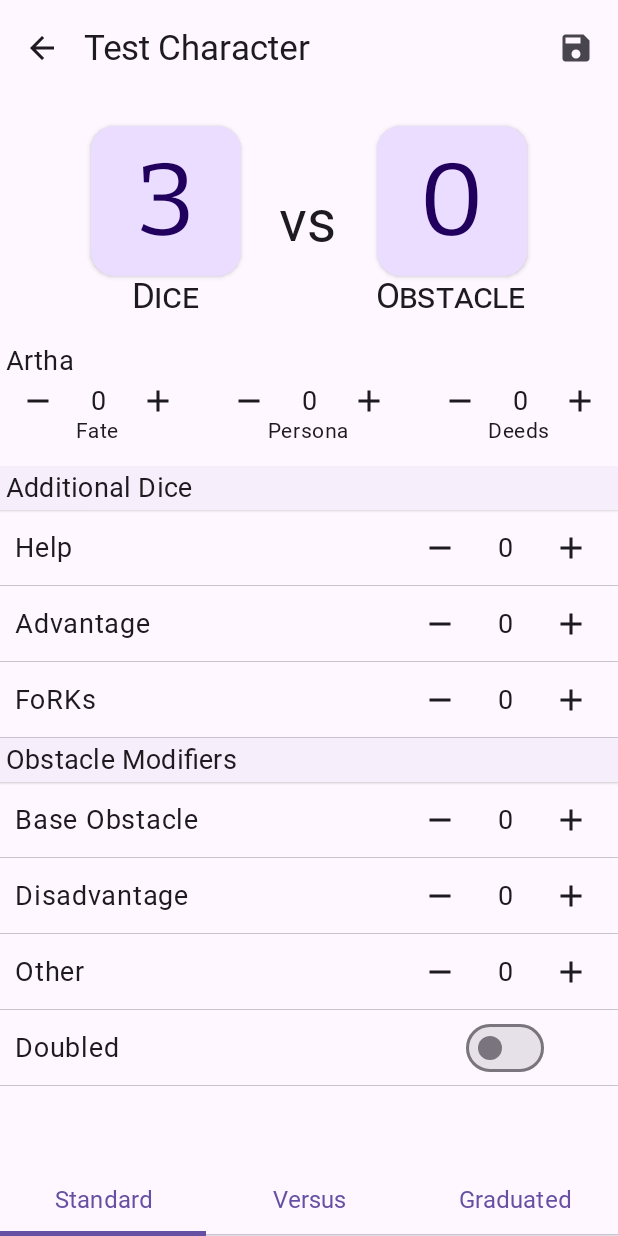
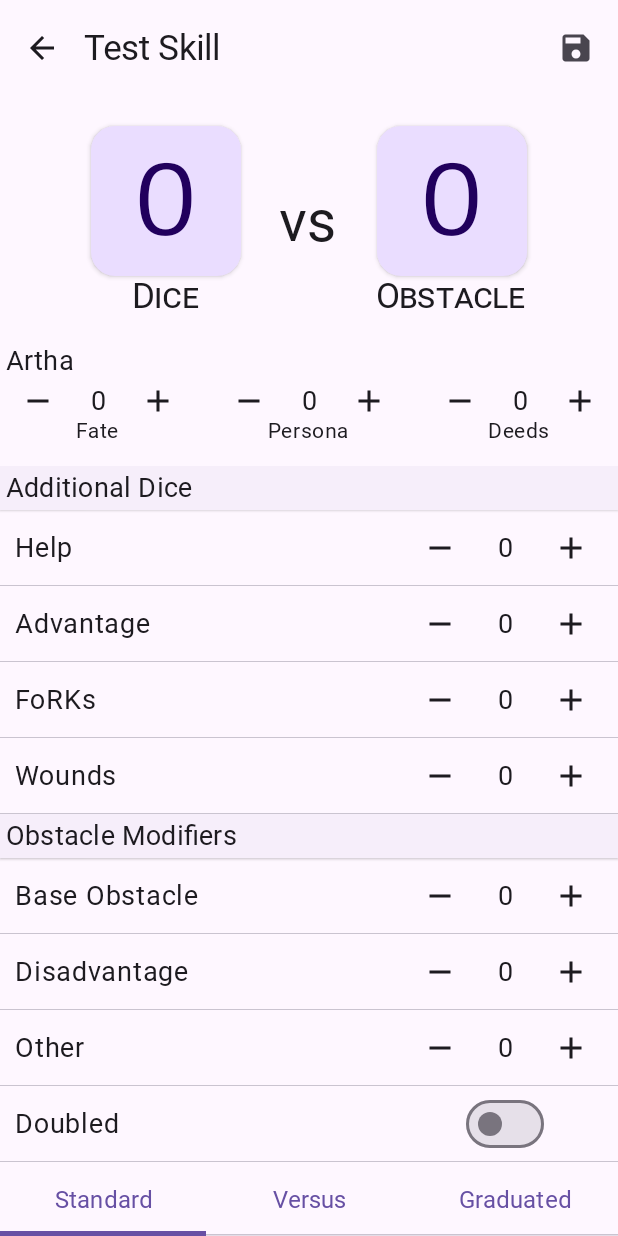
Before and after one commit to CiaraSouthgate/BurningWheelTestTracker, an Android app built with Jetpack Compose: the @Preview function RollScreenPreview, on a phone screen of 412 x 824 dp. Run offline under Robolectric (Android 15) with nearby library versions, the phone set to English and light mode, and no system bars; our stand-ins replace Room's generated code, livedata-compose; Roboto replaces fonts that are not available here.

Commit message:
Various bugs

```diff
--- a/app/src/main/java/com/ciarasouthgate/burningwheeltesttracker/navigation/NavHost.kt
+++ b/app/src/main/java/com/ciarasouthgate/burningwheeltesttracker/navigation/NavHost.kt
@@ -90,7 +90,10 @@ fun TrackerNavHost(modifier: Modifier = Modifier) {
         ) { entry ->
             val skillId = entry.arguments?.getLong(SKILL_ID)
                 ?: throw IllegalArgumentException("Missing skill ID")
-            RollDetail(skillId)
+            RollDetail(
+                skillId,
+                navController::popBackStack
+            )
         }
         composable(
             "$SKILL_EDITOR/{$CHARACTER_ID}?$SKILL_ID={$SKILL_ID}",
--- a/app/src/main/java/com/ciarasouthgate/burningwheeltesttracker/roll/RollState.kt
+++ b/app/src/main/java/com/ciarasouthgate/burningwheeltesttracker/roll/RollState.kt
@@ -9,6 +9,7 @@ class RollState(
     initialHelpingDice: Int = 0,
     initialAdvantageDice: Int = 0,
     initialForks: Int = 0,
+    initialWounds: Int = 0,
     initialBaseObstacle: Int = 0,
     initialDisadvantage: Int = 0,
     initialOtherObstacle: Int = 0,
@@ -20,6 +21,7 @@ class RollState(
     val helpingDice = mutableStateOf(initialHelpingDice)
     val advantageDice = mutableStateOf(initialAdvantageDice)
     val forks = mutableStateOf(initialForks)
+    val wounds = mutableStateOf(initialWounds)
 
     val baseObstacle = mutableStateOf(initialBaseObstacle)
     val disadvantage = mutableStateOf(initialDisadvantage)
@@ -33,15 +35,17 @@ class RollState(
 
     val diceRolled by derivedStateOf {
         (skill.exponent * if (deeds.value > 0) 2 else 1) +
-                forks.value + helpingDice.value + advantageDice.value + persona.value
+                forks.value +
+                helpingDice.value +
+                advantageDice.value +
+                persona.value -
+                maxOf(wounds.value, skill.exponent)
     }
 
     val obstacle by derivedStateOf {
         (baseObstacle.value * if (obstacleDoubled.value) 2 else 1) +
                 disadvantage.value + otherObstacle.value
     }
-
-    val skillName = skill.name
 
     fun getUpdatedSkill(ignoreTest: Boolean = false): Skill {
         if (!ignoreTest) {
@@ -70,6 +74,7 @@ fun rememberRollState(
     helpingDice: Int = 0,
     advantageDice: Int = 0,
     forks: Int = 0,
+    wounds: Int = 0,
     baseObstacle: Int = 0,
     disadvantage: Int = 0,
     otherObstacle: Int = 0,
@@ -82,6 +87,7 @@ fun rememberRollState(
     helpingDice,
     advantageDice,
     forks,
+    wounds,
     baseObstacle,
     disadvantage,
     otherObstacle,
@@ -95,6 +101,7 @@ fun rememberRollState(
         helpingDice,
         advantageDice,
         forks,
+        wounds,
         baseObstacle,
         disadvantage,
         otherObstacle,
--- a/app/src/main/java/com/ciarasouthgate/burningwheeltesttracker/ui/common/Counter.kt
+++ b/app/src/main/java/com/ciarasouthgate/burningwheeltesttracker/ui/common/Counter.kt
@@ -100,7 +100,8 @@ fun CounterWithLabel(
     iconColor: Color = Color.Unspecified,
     alignment: Alignment.Horizontal = Alignment.CenterHorizontally,
     labelPosition: LabelPosition = LabelPosition.BOTTOM,
-    textStyle: TextStyle = MaterialTheme.typography.titleLarge
+    textStyle: TextStyle = MaterialTheme.typography.titleLarge,
+    fillHeight: Boolean = false
 ) {
     LabelledComponent(
         label = label,
@@ -114,7 +115,9 @@ fun CounterWithLabel(
             onDecrement,
             iconColor = iconColor,
             textStyle = textStyle,
-            modifier = Modifier.fillMaxWidth()
+            modifier = Modifier
+                .fillMaxWidth()
+                .then(if (fillHeight) Modifier.weight(1f) else Modifier)
         )
     }
 }
--- a/app/src/main/java/com/ciarasouthgate/burningwheeltesttracker/ui/common/FormCounter.kt
+++ b/app/src/main/java/com/ciarasouthgate/burningwheeltesttracker/ui/common/FormCounter.kt
@@ -18,7 +18,8 @@ fun FormCounter(
     alignment: Alignment.Horizontal = Alignment.CenterHorizontally,
     labelPosition: LabelPosition = LabelPosition.BOTTOM,
     labelColor: Color = Color.Unspecified,
-    iconColor: Color = MaterialTheme.colorScheme.onSurface.copy(ContentAlpha.medium)
+    iconColor: Color = MaterialTheme.colorScheme.onSurface.copy(ContentAlpha.medium),
+    fillHeight: Boolean = false
 ) {
     CounterWithLabel(
         label = {
@@ -37,6 +38,7 @@ fun FormCounter(
         labelPosition = labelPosition,
         alignment = alignment,
         textStyle = LocalTextStyle.current,
-        modifier = modifier
+        modifier = modifier,
+        fillHeight = fillHeight
     )
 }
--- a/app/src/main/java/com/ciarasouthgate/burningwheeltesttracker/ui/common/LabelledComponent.kt
+++ b/app/src/main/java/com/ciarasouthgate/burningwheeltesttracker/ui/common/LabelledComponent.kt
@@ -1,6 +1,7 @@
 package com.ciarasouthgate.burningwheeltesttracker.ui.common
 
 import androidx.compose.foundation.layout.Column
+import androidx.compose.foundation.layout.ColumnScope
 import androidx.compose.material3.MaterialTheme
 import androidx.compose.material3.Text
 import androidx.compose.runtime.Composable
@@ -15,7 +16,7 @@ fun LabelledComponent(
     modifier: Modifier = Modifier,
     alignment: Alignment.Horizontal = Alignment.Start,
     labelPosition: LabelPosition = LabelPosition.TOP,
-    content: @Composable () -> Unit
+    content: @Composable ColumnScope.() -> Unit
 ) {
     LabelledComponent(
         label = { ComponentLabel(label) },
@@ -32,7 +33,7 @@ fun LabelledComponent(
     modifier: Modifier = Modifier,
     alignment: Alignment.Horizontal = Alignment.Start,
     labelPosition: LabelPosition = LabelPosition.TOP,
-    content: @Composable () -> Unit
+    content: @Composable ColumnScope.() -> Unit
 ) {
     Column(
         modifier = modifier,
--- a/app/src/main/java/com/ciarasouthgate/burningwheeltesttracker/ui/roll/RollDetail.kt
+++ b/app/src/main/java/com/ciarasouthgate/burningwheeltesttracker/ui/roll/RollDetail.kt
@@ -30,6 +30,7 @@ import com.ciarasouthgate.burningwheeltesttracker.viewmodel.rollDetailViewModel
 @Composable
 fun RollDetail(
     skillId: Long,
+    onSave: () -> Unit,
     navigationIcon: @Composable () -> Unit = {},
     viewModel: SkillViewModel = rollDetailViewModel(skillId)
 ) {
@@ -39,14 +40,13 @@ fun RollDetail(
     var showSuccessDialog by remember { mutableStateOf(false) }
 
     val skill = viewModel.skill.observeAsState()
-    val character = viewModel.character.observeAsState()
     if (skill.value != null) {
         val rollState = rememberRollState(skill.value!!)
         Scaffold(
             topBar = {
                 SmallTopAppBar(
                     navigationIcon = navigationIcon,
-                    title = { Text(character.value?.name.orEmpty()) },
+                    title = { Text(skill.value?.name.orEmpty()) },
                     actions = {
                         IconButton(
                             onClick = {
@@ -115,6 +115,7 @@ fun RollDetail(
         if (saveAttempted) {
             LaunchedEffect(Unit) {
                 viewModel.editSkill(rollState.getUpdatedSkill())
+                onSave()
             }
         }
     }
@@ -133,7 +134,8 @@ fun RollScreenPreview() {
                     Icon(Icons.Default.ArrowBack, stringResource(R.string.back))
                 }
             },
-            object : SkillViewModel {
+            onSave = {},
+            viewModel = object : SkillViewModel {
                 override val skill = MutableLiveData(createTestSkill(skillName = skillName))
                 override val character = MutableLiveData(Character(name = characterName))
                 override suspend fun addSkill(skill: Skill): Long = 1L
--- a/app/src/main/java/com/ciarasouthgate/burningwheeltesttracker/ui/roll/RollDetailContent.kt
+++ b/app/src/main/java/com/ciarasouthgate/burningwheeltesttracker/ui/roll/RollDetailContent.kt
@@ -101,7 +101,8 @@ fun RollDetailContent(
         val diceModifiers = listOf(
             IntRollModifier(R.string.help, rollState.helpingDice),
             IntRollModifier(R.string.advantage, rollState.advantageDice),
-            IntRollModifier(R.string.forks, rollState.forks)
+            IntRollModifier(R.string.forks, rollState.forks),
+            IntRollModifier(R.string.wounds, rollState.wounds)
         )
         val obstacleModifiers = listOf(
             IntRollModifier(
```
Also changed, not shown: app/src/main/java/com/ciarasouthgate/burningwheeltesttracker/ui/common/TextFieldWithError.kt (+8 -6 lines), app/src/main/java/com/ciarasouthgate/burningwheeltesttracker/ui/list/AddCharacterDialog.kt (+15 -13 lines), app/src/main/java/com/ciarasouthgate/burningwheeltesttracker/ui/skill/SkillEditor.kt (+18 -9 lines), app/src/main/java/com/ciarasouthgate/burningwheeltesttracker/ui/skill/SkillEditorContent.kt (+19 -7 lines), app/src/main/res/values/strings.xml (+6 -1 lines).
